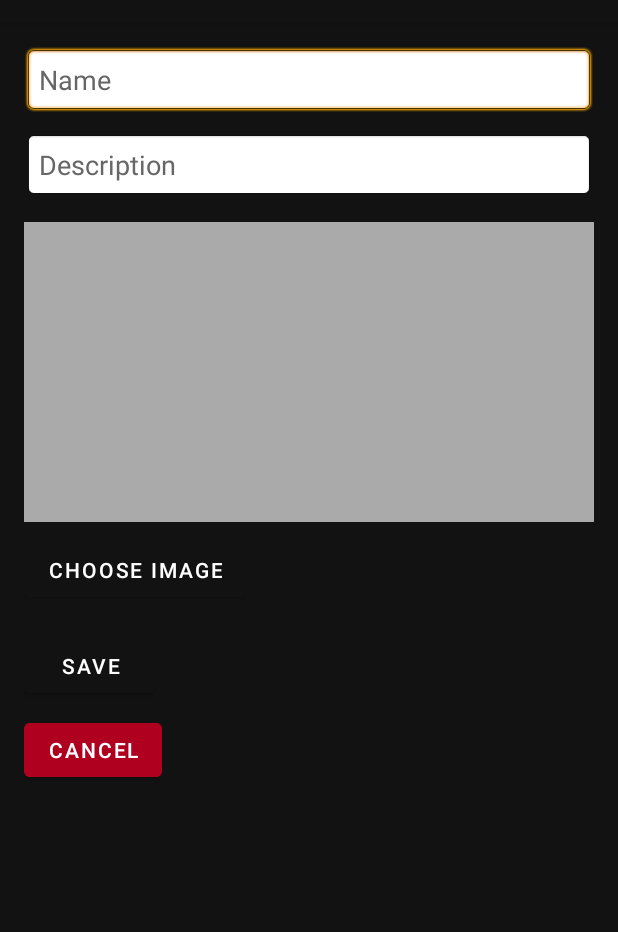
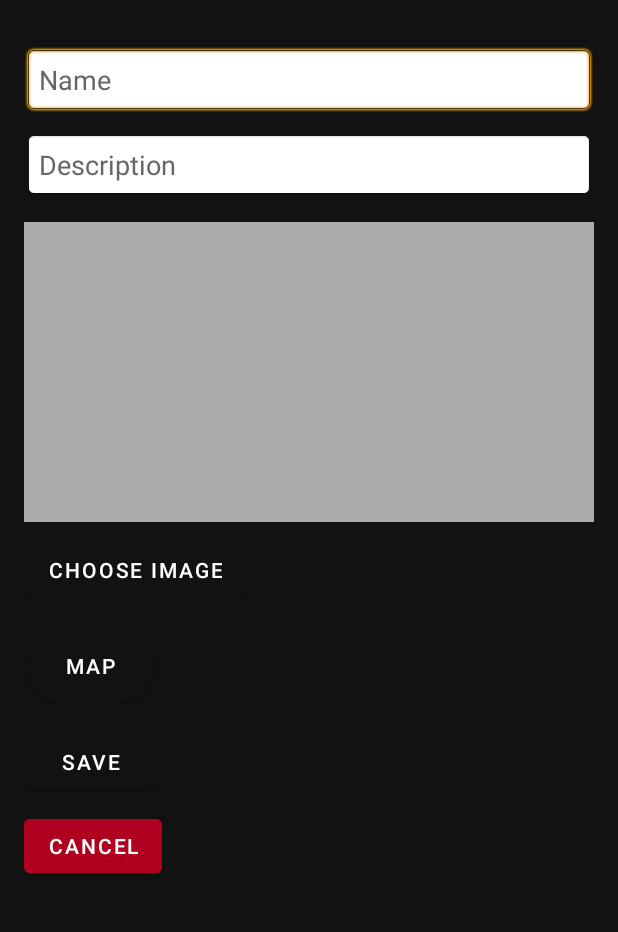
Before and after one commit to zhichengliangnhl/gps_app, an Android app: the CreateWaypointActivity screen opened directly, with no data from a screen before it, on a phone screen of 412 x 824 dp, the part 62-994 px from its top. Run offline under Robolectric (Android 15) with nearby library versions, the phone set to English and light mode, and no system bars.

Commit message:
fixed errors that I missed while merging

```diff
--- a/app/src/main/AndroidManifest.xml
+++ b/app/src/main/AndroidManifest.xml
@@ -30,13 +30,12 @@
 
         <activity android:name=".activities.WaypointActivity" />
         <activity android:name=".activities.CreateWaypointActivity" />
-        <activity android:name=".activities.CompassActivity" />
         <activity android:name=".activities.MapActivity" />
         <activity android:name=".activities.FolderActivity" />
 
         <meta-data
             android:name="com.google.android.geo.API_KEY"
-            android:value="API_KEY"/>
+            android:value="AIzaSyDIUrNXd7lTcHdCIga66esJNjhVTRjd3cc" />
     </application>
 
 </manifest>
--- a/app/src/main/java/com/nhlstenden/navigationapp/activities/CreateWaypointActivity.java
+++ b/app/src/main/java/com/nhlstenden/navigationapp/activities/CreateWaypointActivity.java
@@ -75,6 +75,12 @@
 
         btnChooseImage.setOnClickListener(v -> imagePickerLauncher.launch("image/*"));
 
+        Button btnMap = findViewById(R.id.btnMap);
+        btnMap.setOnClickListener(v -> {
+            Intent mapIntent = new Intent(CreateWaypointActivity.this, MapActivity.class);
+            startActivity(mapIntent);
+        });
+
         btnSave.setOnClickListener(v -> {
             if (validateInput()) {
                 String name = etName.getText().toString().trim();
--- a/app/src/main/res/layout/activity_create_waypoint.xml
+++ b/app/src/main/res/layout/activity_create_waypoint.xml
@@ -46,6 +46,17 @@
             android:layout_marginTop="8dp" />
 
         <Button
+            android:id="@+id/btnMap"
+            android:layout_width="wrap_content"
+            android:layout_height="wrap_content"
+            android:layout_weight="1"
+            android:background="@drawable/circular_button"
+            android:elevation="6dp"
+            android:text="Map"
+            android:textColor="@android:color/white"
+            android:layout_marginTop="16dp"/>
+
+        <Button
             android:id="@+id/btnSaveWaypoint"
             android:layout_width="wrap_content"
             android:layout_height="wrap_content"
```
Also changed, not shown: app/src/main/res/layout/activity_waypoint.xml (+15 -33 lines), build.gradle.kts (line endings or trailing spaces), 1 other file.
